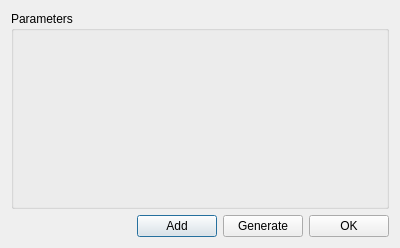
Old version of the form gui/ParametersEditor.ui in the repository RhobanProject/MetabotStudio.
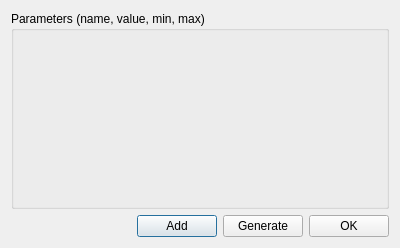
New version of the form.

Commit message: Removing Values class, adding parameters ranges

```diff
--- a/gui/ParametersEditor.ui
+++ b/gui/ParametersEditor.ui
@@ -23,7 +23,7 @@
       </sizepolicy>
      </property>
      <property name="title">
-      <string>Parameters</string>
+      <string>Parameters (name, value, min, max)</string>
      </property>
      <layout class="QVBoxLayout" name="verticalLayout_2">
       <item>
```
The commit also changes 23 other files.
